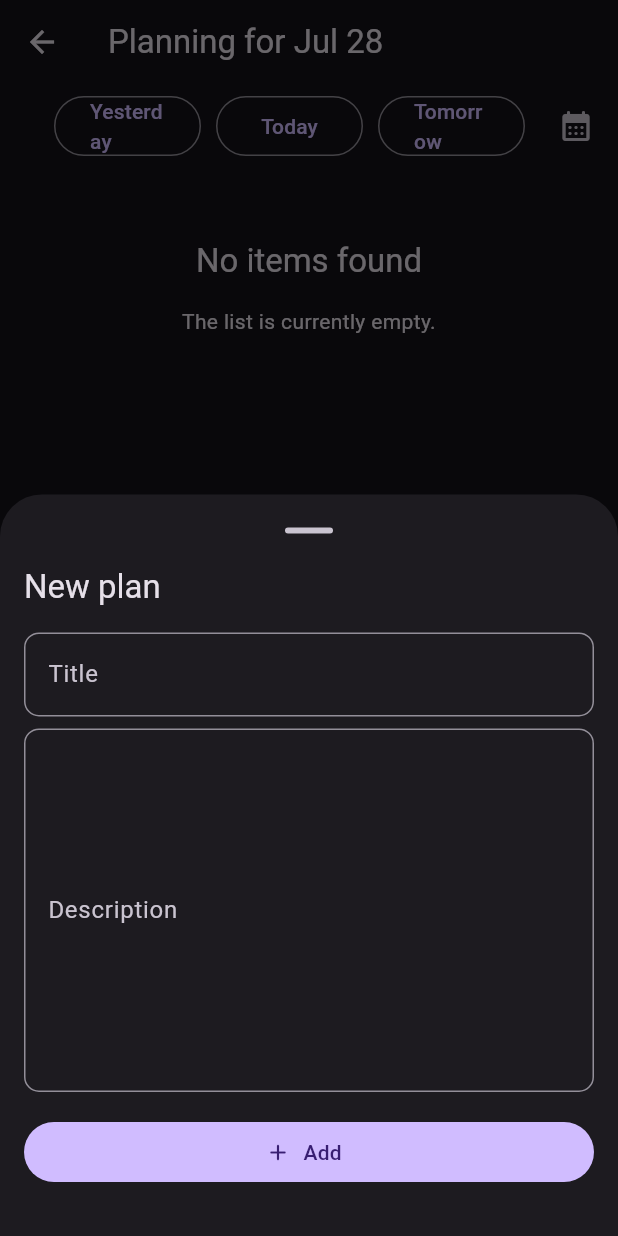
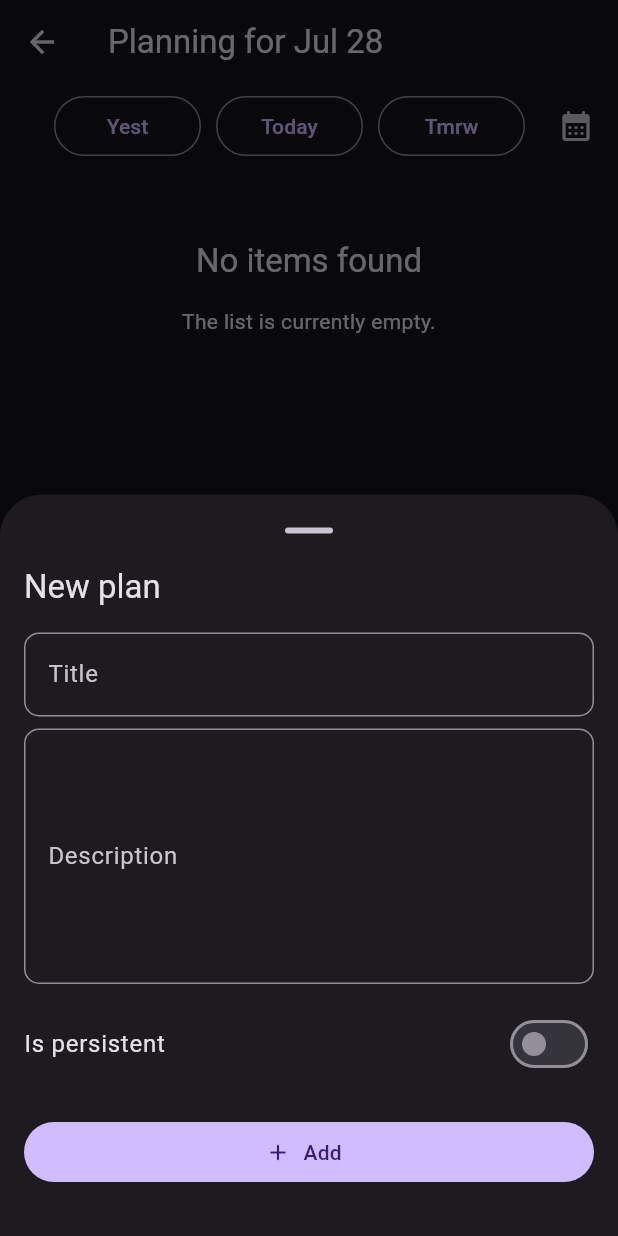
Before and after one commit to debils-tech/not_zero, a Flutter app: the PlanningPage screen opened by its route, after a tap on "Add", on a phone screen of 412 x 824 dp. Run offline on Flutter 3.47's test engine with Material 3 defaults, Android fonts, the light colour scheme and no system bars; drawn by our look-alikes of flutter_form_builder; our stand-ins replace flutter_riverpod, form_builder_validators, freezed_annotation, go_router, infinite_scroll_pagination, supabase_flutter; accounts and stored records are empty.

Commit message:
Add persistance feature

```diff
--- a/app/lib/features/planning/managers/plans_list_manager.dart
+++ b/app/lib/features/planning/managers/plans_list_manager.dart
@@ -98,6 +98,7 @@ class PlansListManager implements AsyncLifecycleObject {
     required String title,
     String? description,
     DateTime? forDate,
+    bool persistent = false,
   }) async {
     final dateToAdd = forDate ?? _plansFiltersStateController.state.forDate;
 
@@ -106,6 +107,7 @@ class PlansListManager implements AsyncLifecycleObject {
         forDate: dateToAdd,
         title: title,
         description: description,
+        persistent: persistent,
       );
 
       _log.finer('Added plan in supabase: $newPlan');
@@ -123,10 +125,12 @@ class PlansListManager implements AsyncLifecycleObject {
     DailyPlanModel plan, {
     required String title,
     String? description,
+    bool persistent = false,
   }) async {
     final newPlan = plan.copyWith(
       title: title,
       description: description ?? '',
+      persistent: persistent,
     );
 
     try {
--- a/app/lib/features/planning/models/daily_plan_model.dart
+++ b/app/lib/features/planning/models/daily_plan_model.dart
@@ -14,6 +14,7 @@ class DailyPlanModel with _$DailyPlanModel {
     required String title,
     @Default('') String description,
     DateTime? completedAt,
+    @Default(false) bool persistent,
   }) = _DailyPlanModel;
 
   factory DailyPlanModel.fromJson(Map<String, dynamic> json) =>
@@ -29,6 +30,7 @@ class DailyPlanModelInsert with _$DailyPlanModelInsert {
     required String title,
     @Default('') String description,
     DateTime? completedAt,
+    @Default(false) bool persistent,
   }) = _DailyPlanModelInsert;
 
   factory DailyPlanModelInsert.fromJson(Map<String, dynamic> json) =>
--- a/app/lib/features/planning/presentation/plan_edit_bottom_sheet.dart
+++ b/app/lib/features/planning/presentation/plan_edit_bottom_sheet.dart
@@ -26,6 +26,7 @@ class PlanEditBottomSheet extends ConsumerWidget {
       initialValue: {
         _TitleField.name: planToEdit?.title,
         _DescriptionField.name: planToEdit?.description,
+        _PersistanceField.name: planToEdit?.persistent,
       },
       child: Padding(
         padding: const EdgeInsets.symmetric(horizontal: 16),
@@ -41,6 +42,8 @@ class PlanEditBottomSheet extends ConsumerWidget {
             const _TitleField(),
             const SizedBox(height: 8),
             const _DescriptionField(),
+            const SizedBox(height: 8),
+            const _PersistanceField(),
             const SizedBox(height: 16),
             _AddButton(planToEdit),
             const SizedBox(height: 32),
@@ -85,6 +88,24 @@ class _DescriptionField extends StatelessWidget {
   }
 }
 
+class _PersistanceField extends StatelessWidget {
+  const _PersistanceField();
+
+  static const name = 'plan_persistent';
+
+  @override
+  Widget build(BuildContext context) {
+    return FormBuilderSwitch(
+      name: name,
+      decoration: const InputDecoration(border: InputBorder.none),
+      title: Text(
+        'Is persistent',
+        style: context.textTheme.bodyLarge,
+      ),
+    );
+  }
+}
+
 class _AddButton extends ConsumerWidget {
   const _AddButton(this.planToEdit);
 
@@ -110,6 +131,8 @@ class _AddButton extends ConsumerWidget {
         final title = key.currentState?.value[_TitleField.name] as String;
         final description =
             key.currentState?.value[_DescriptionField.name] as String?;
+        final isPersistent =
+            key.currentState?.value[_PersistanceField.name] as bool? ?? false;
 
         loadingNotifier.state = true;
 
@@ -117,6 +140,7 @@ class _AddButton extends ConsumerWidget {
           final _ = await plansListManager.addPlan(
             title: title,
             description: description,
+            persistent: isPersistent,
           );
           router.pop();
         } else {
@@ -124,6 +148,7 @@ class _AddButton extends ConsumerWidget {
             planToEdit!,
             title: title,
             description: description,
+            persistent: isPersistent,
           );
           router.pop();
         }
--- a/app/lib/features/planning/presentation/widgets/plans_day_selector.dart
+++ b/app/lib/features/planning/presentation/widgets/plans_day_selector.dart
@@ -25,7 +25,7 @@ class PlansDaySelector extends ConsumerWidget {
                   ),
                 );
               },
-              child: const Text('Yesterday'),
+              child: const Text('Yest'),
             ),
           ),
           const SizedBox(width: 10),
@@ -51,7 +51,7 @@ class PlansDaySelector extends ConsumerWidget {
                   ),
                 );
               },
-              child: const Text('Tomorrow'),
+              child: const Text('Tmrw'),
             ),
           ),
           const SizedBox(width: 10),
--- a/app/lib/features/planning/repositories/plans_list_repository.dart
+++ b/app/lib/features/planning/repositories/plans_list_repository.dart
@@ -18,17 +18,24 @@ class PlansListRepository {
     _log.finer('Loading plans page: $rangeFrom-$rangeTo '
         'with filters forDate: $forDate');
 
-    final plansRows = await _supabase
+    final forDateData = forDate.toIso8601String().split('T').first;
+    final nextDateDate =
+        forDate.add(const Duration(days: 1)).toIso8601String().split('T').first;
+
+    final forDatePlansRows = await _supabase
         .from(_plansTableName)
         .select()
-        .eq('for_date', forDate.toIso8601String())
+        .or(
+          'for_date.eq.$forDateData,'
+          // ignore: lines_longer_than_80_chars
+          'and(for_date.lte.$forDateData,persistent.eq.true,or(and(completed_at.gte.$forDateData,completed_at.lt.$nextDateDate),completed_at.is.null))',
+        )
         .range(rangeFrom, rangeFrom + rangeTo)
         .order('completed_at', ascending: false, nullsFirst: true)
         .order('created_at', ascending: true);
 
-    final plansList = plansRows.map(DailyPlanModel.fromJson).toList();
-
-    _log.fine('Loaded ${plansList.length} plans');
+    final plansList = forDatePlansRows.map(DailyPlanModel.fromJson).toList();
+    _log.fine('Loaded ${plansList.length} plans for date $forDate');
 
     return plansList;
   }
@@ -48,6 +55,7 @@ class PlansListRepository {
     required DateTime forDate,
     required String title,
     String? description,
+    bool persistent = false,
   }) async {
     _log.finer('Inserting plan: '
         'forDate $forDate, title $title, description $description');
@@ -63,6 +71,7 @@ class PlansListRepository {
       forDate: forDate,
       title: title,
       description: description ?? '',
+      persistent: persistent,
     );
 
     _log.finer('Created model: $planModel');
```
Also changed, not shown: app/lib/features/planning/models/daily_plan_model.freezed.dart, app/lib/features/planning/models/daily_plan_model.g.dart.
